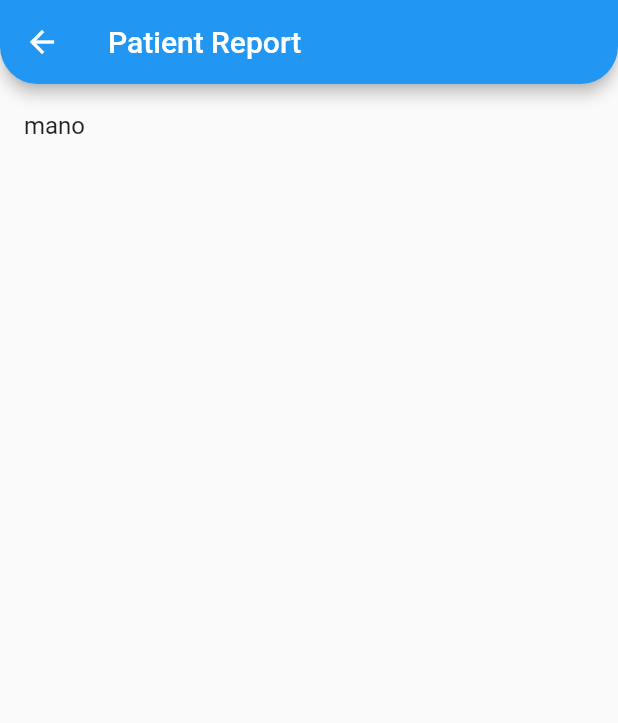
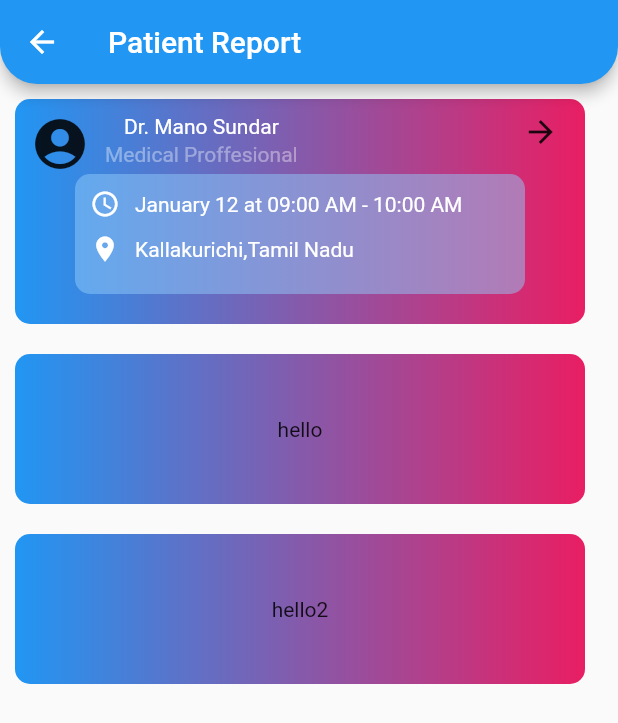
Before and after one commit to manosundarmanivel/flutter-, a Flutter app: the report screen opened directly, on a phone screen of 412 x 824 dp. Shown: the top 723 px of the screen. Run offline on Flutter 3.47's test engine with Material 2 defaults, Android fonts, the phone set to English and light mode, and no system bars.

Commit message:
patient report

```diff
--- a/test_app/lib/main.dart
+++ b/test_app/lib/main.dart
@@ -43,7 +43,7 @@ class _MyAppState extends State<MyApp> {
             ),
           ),
           appBar: AppBar(
-            backgroundColor: Colors.greenAccent,
+            backgroundColor: Color.fromARGB(255, 5, 192, 225),
             toolbarHeight: 60,
             shape: RoundedRectangleBorder(
                 borderRadius: BorderRadius.only(
--- a/test_app/lib/report.dart
+++ b/test_app/lib/report.dart
@@ -23,13 +23,150 @@ class _reportState extends State<report> {
               Navigator.pop(context);
             },
           )),
-        body: GridView.count(
-          crossAxisCount: 2,
+      body: Column(
+        crossAxisAlignment: CrossAxisAlignment.start,
         children: [
-            ListTile(
-              title: Text('mano'),
+          Appointment(),
+          Box(
+            title: 'hello',
+          ),
+          Box(
+            title: 'hello2',
           )
         ],
-        ));
+      ),
+    );
   }
 }
+
+class Box extends StatelessWidget {
+  final String title;
+  Box({Key? key, required this.title}) : super(key: key);
+
+  @override
+  Widget build(BuildContext context) {
+    return Container(
+      decoration: BoxDecoration(
+          gradient: LinearGradient(
+              begin: Alignment.topLeft,
+              end: Alignment.topRight,
+              colors: [Colors.blue, Colors.pink]),
+          borderRadius: BorderRadius.circular(10)),
+      margin: const EdgeInsets.all(10),
+      padding: const EdgeInsets.all(20),
+      width: 380,
+      height: 100,
+      //color: Colors.greenAccent,
+      child: Center(child: Text(title)),
+    );
+  }
+}
+
+class Appointment extends StatelessWidget {
+  const Appointment({Key? key}) : super(key: key);
+
+  @override
+  Widget build(BuildContext context) {
+    return Column(
+      children: [
+        Container(
+          child: Column(
+            children: [
+              Row(
+                crossAxisAlignment: CrossAxisAlignment.start,
+                children: [
+                  Padding(
+                    padding: const EdgeInsets.only(top: 10, left: 10),
+                    child: Icon(
+                      Icons.account_circle,
+                      size: 40,
+                    ),
+                  ),
+                  Padding(
+                    padding: const EdgeInsets.only(top: 10, left: 10),
+                    child: Column(
+                      children: [
+                        Text(
+                          'Dr. Mano Sundar',
+                          style: TextStyle(color: Colors.white),
+                        ),
+                        SizedBox(height: 3),
+                        Text(
+                          'Medical Proffesional',
+                          style: TextStyle(color: Colors.white38),
+                        )
+                      ],
+                    ),
+                  ),
+                  Padding(
+                    padding: const EdgeInsets.only(left: 150, top: 10),
+                    child: Icon(Icons.arrow_forward),
+                  ),
+                ],
+              ),
+              Container(
+                width: 300,
+                height: 80,
+                decoration: BoxDecoration(
+                    color: Colors.blue.shade200.withOpacity(0.5),
+                    borderRadius: BorderRadius.circular(10)),
+                child: Column(
+                  crossAxisAlignment: CrossAxisAlignment.start,
+                  children: [
+                    Row(
+                      children: [
+                        Padding(
+                          padding: const EdgeInsets.only(top: 10, left: 10),
+                          child: Icon(
+                            Icons.schedule,
+                            color: Colors.white,
+                            size: 20,
+                          ),
+                        ),
+                        Padding(
+                          padding: const EdgeInsets.only(top: 10, left: 10),
+                          child: Text(
+                            'January 12 at 09:00 AM - 10:00 AM',
+                            style: TextStyle(color: Colors.white),
+                          ),
+                        ),
+                      ],
+                    ),
+                    Row(
+                      children: [
+                        Padding(
+                          padding: const EdgeInsets.only(top: 10, left: 10),
+                          child: Icon(
+                            Icons.location_on,
+                            color: Colors.white,
+                            size: 20,
+                          ),
+                        ),
+                        Padding(
+                          padding: const EdgeInsets.only(top: 10, left: 10),
+                          child: Text(
+                            'Kallakurichi,Tamil Nadu',
+                            style: TextStyle(color: Colors.white),
+                          ),
+                        ),
+                      ],
+                    )
+                  ],
+                ),
+              )
+            ],
+          ),
+          decoration: BoxDecoration(
+              gradient: LinearGradient(
+                  begin: Alignment.topLeft,
+                  end: Alignment.topRight,
+                  colors: [Colors.blue, Colors.pink]),
+              borderRadius: BorderRadius.circular(10)),
+          width: 380,
+          height: 150,
+          margin: EdgeInsets.all(10),
+        ),
+      ],
+    );
+  }
+}
```
Lines whose indentation alone changed are shown as unchanged.
